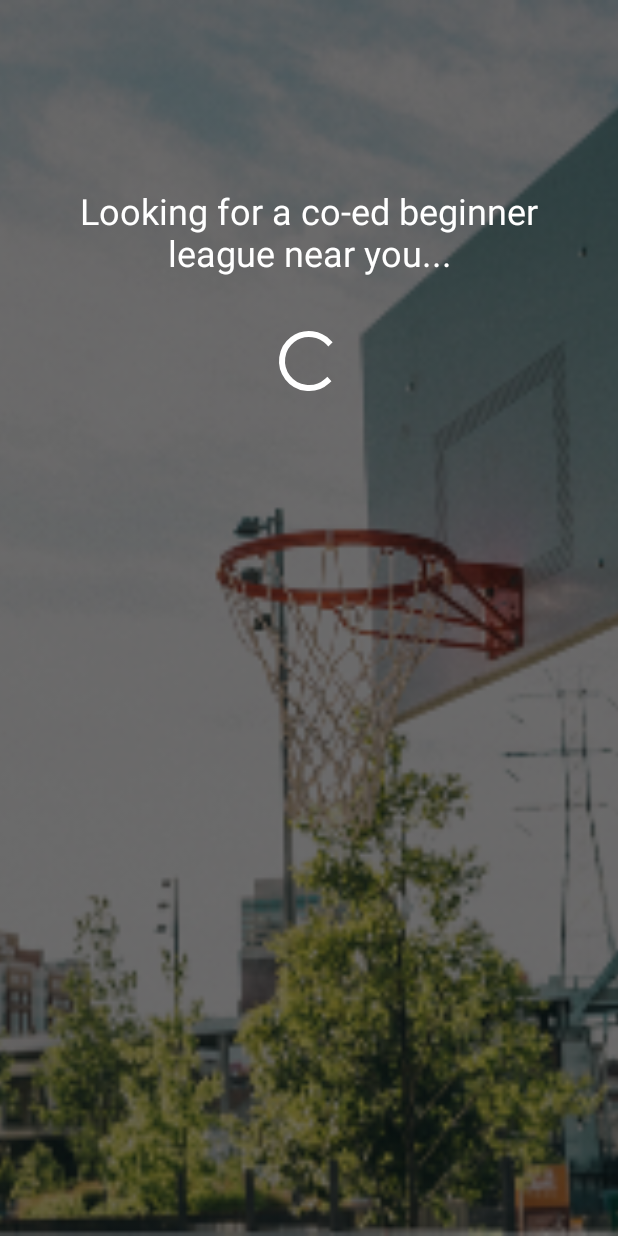
After one commit to Tonykushe/Swoosh, an Android app: the layout activity_finish.xml on its own in the app's theme, with its tools: preview values and no code run, on a phone screen of 412 x 824 dp. The commit adds this screen. Run offline under Robolectric (Android 15) with nearby library versions, the phone set to English and light mode, and no system bars.

Commit message:
Added final xml view

```diff
--- a/app/src/main/java/ke/co/tonymugendi/swoosh/Constants.kt
+++ /dev/null
@@ -1,6 +0,0 @@
-package ke.co.tonymugendi.swoosh
-
-/**
- * Created by Tony Mugendi on 11/25/2017.
- */
-const val EXTRA_LEAGUE = "league"
--- a/app/src/main/java/ke/co/tonymugendi/swoosh/LeagueActivity.kt
+++ b/app/src/main/java/ke/co/tonymugendi/swoosh/Controller/LeagueActivity.kt
@@ -1,10 +1,12 @@
-package ke.co.tonymugendi.swoosh
+package ke.co.tonymugendi.swoosh.Controller
 
 import android.content.Intent
 import android.support.v7.app.AppCompatActivity
 import android.os.Bundle
 import android.view.View
 import android.widget.Toast
+import ke.co.tonymugendi.swoosh.Utilities.EXTRA_LEAGUE
+import ke.co.tonymugendi.swoosh.R
 import kotlinx.android.synthetic.main.activity_league.*
 
 class LeagueActivity : AppCompatActivity() {
--- a/app/src/main/java/ke/co/tonymugendi/swoosh/WelcomeActivity.kt
+++ b/app/src/main/java/ke/co/tonymugendi/swoosh/Controller/WelcomeActivity.kt
@@ -1,8 +1,9 @@
-package ke.co.tonymugendi.swoosh
+package ke.co.tonymugendi.swoosh.Controller
 
 import android.content.Intent
 import android.support.v7.app.AppCompatActivity
 import android.os.Bundle
+import ke.co.tonymugendi.swoosh.R
 import kotlinx.android.synthetic.main.activity_welcome.*
 
 class WelcomeActivity : AppCompatActivity() {
--- /dev/null
+++ b/app/src/main/res/layout/activity_finish.xml
@@ -0,0 +1,49 @@
+<?xml version="1.0" encoding="utf-8"?>
+<android.support.constraint.ConstraintLayout xmlns:android="http://schemas.android.com/apk/res/android"
+    xmlns:app="http://schemas.android.com/apk/res-auto"
+    xmlns:tools="http://schemas.android.com/tools"
+    android:layout_width="match_parent"
+    android:layout_height="match_parent"
+    tools:context="ke.co.tonymugendi.swoosh.Controller.FinishActivity">
+
+    <ImageView
+        android:id="@+id/imageView3"
+        android:layout_width="0dp"
+        android:layout_height="0dp"
+        android:contentDescription="TODO"
+        android:scaleType="centerCrop"
+        app:layout_constraintBottom_toBottomOf="parent"
+        app:layout_constraintEnd_toEndOf="parent"
+        app:layout_constraintStart_toStartOf="parent"
+        app:layout_constraintTop_toTopOf="parent"
+        app:srcCompat="@drawable/exercisebg" />
+
+    <TextView
+        android:id="@+id/searchText"
+        android:layout_width="0dp"
+        android:layout_height="wrap_content"
+        android:layout_marginEnd="16dp"
+        android:layout_marginStart="16dp"
+        android:layout_marginTop="124dp"
+        android:textAlignment="center"
+        android:textColor="@android:color/white"
+        android:textSize="24sp"
+        app:layout_constraintEnd_toEndOf="parent"
+        app:layout_constraintHorizontal_bias="0.0"
+        app:layout_constraintStart_toStartOf="parent"
+        app:layout_constraintTop_toTopOf="@+id/imageView3"
+        tools:text="Looking for a co-ed beginner league near you..." />
+
+    <ProgressBar
+        android:id="@+id/progressBar2"
+        style="?android:attr/progressBarStyle"
+        android:layout_width="wrap_content"
+        android:layout_height="wrap_content"
+        android:layout_marginEnd="8dp"
+        android:layout_marginStart="8dp"
+        android:layout_marginTop="32dp"
+        app:layout_constraintEnd_toEndOf="parent"
+        app:layout_constraintStart_toStartOf="parent"
+        app:layout_constraintTop_toBottomOf="@+id/searchText" />
+
+</android.support.constraint.ConstraintLayout>
--- a/app/src/main/res/layout/activity_league.xml
+++ b/app/src/main/res/layout/activity_league.xml
@@ -4,7 +4,7 @@
     xmlns:tools="http://schemas.android.com/tools"
     android:layout_width="match_parent"
     android:layout_height="match_parent"
-    tools:context="ke.co.tonymugendi.swoosh.LeagueActivity">
+    tools:context="ke.co.tonymugendi.swoosh.Controller.LeagueActivity">
 
     <ImageView
         android:id="@+id/imageView"
--- a/app/src/main/res/layout/activity_welcome.xml
+++ b/app/src/main/res/layout/activity_welcome.xml
@@ -4,7 +4,7 @@
     xmlns:tools="http://schemas.android.com/tools"
     android:layout_width="match_parent"
     android:layout_height="match_parent"
-    tools:context="ke.co.tonymugendi.swoosh.WelcomeActivity"
+    tools:context="ke.co.tonymugendi.swoosh.Controller.WelcomeActivity"
     tools:layout_editor_absoluteY="25dp">
 
     <ImageView
--- a/build.gradle
+++ b/build.gradle
@@ -7,7 +7,7 @@ buildscript {
         jcenter()
     }
     dependencies {
-        classpath 'com.android.tools.build:gradle:3.0.0'
+        classpath 'com.android.tools.build:gradle:3.0.1'
         classpath "org.jetbrains.kotlin:kotlin-gradle-plugin:$kotlin_version"
 
         // NOTE: Do not place your application dependencies here; they belong
```
Also changed, not shown: app/src/main/AndroidManifest.xml (+4 -3 lines), app/src/main/java/ke/co/tonymugendi/swoosh/Controller/FinishActivity.kt (added, +21 -0 lines), app/src/main/java/ke/co/tonymugendi/swoosh/Controller/SkillActivity.kt (added, +46 -0 lines), app/src/main/java/ke/co/tonymugendi/swoosh/SkillActivity.kt (deleted, +0 -16 lines), app/src/main/java/ke/co/tonymugendi/swoosh/Utilities/Constants.kt (added, +7 -0 lines), app/src/main/res/layout/activity_skill.xml (+7 -3 lines).
